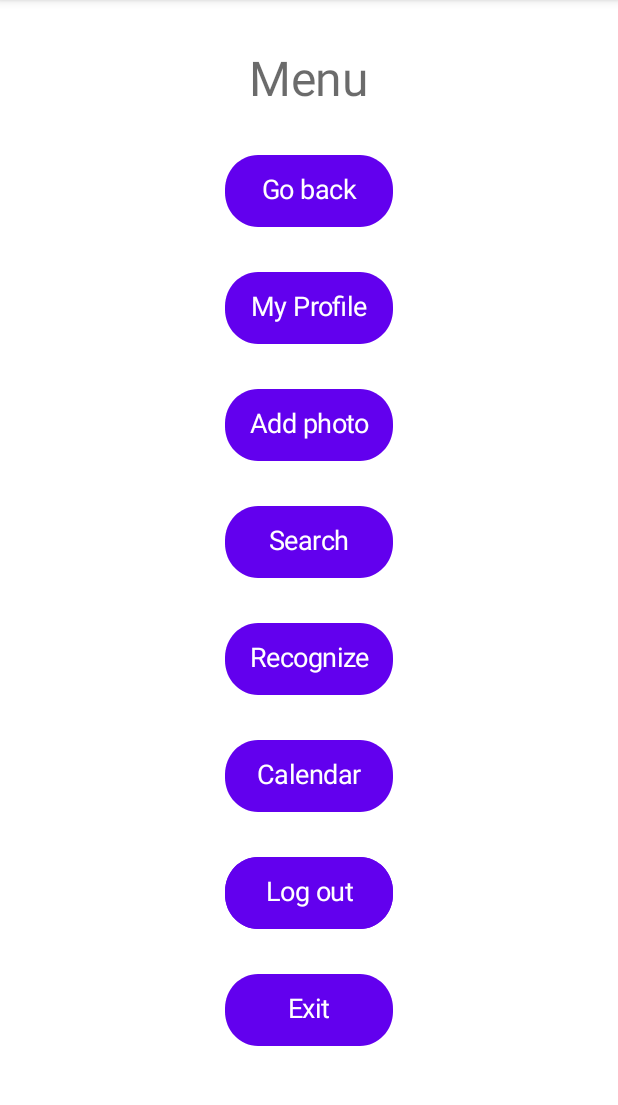
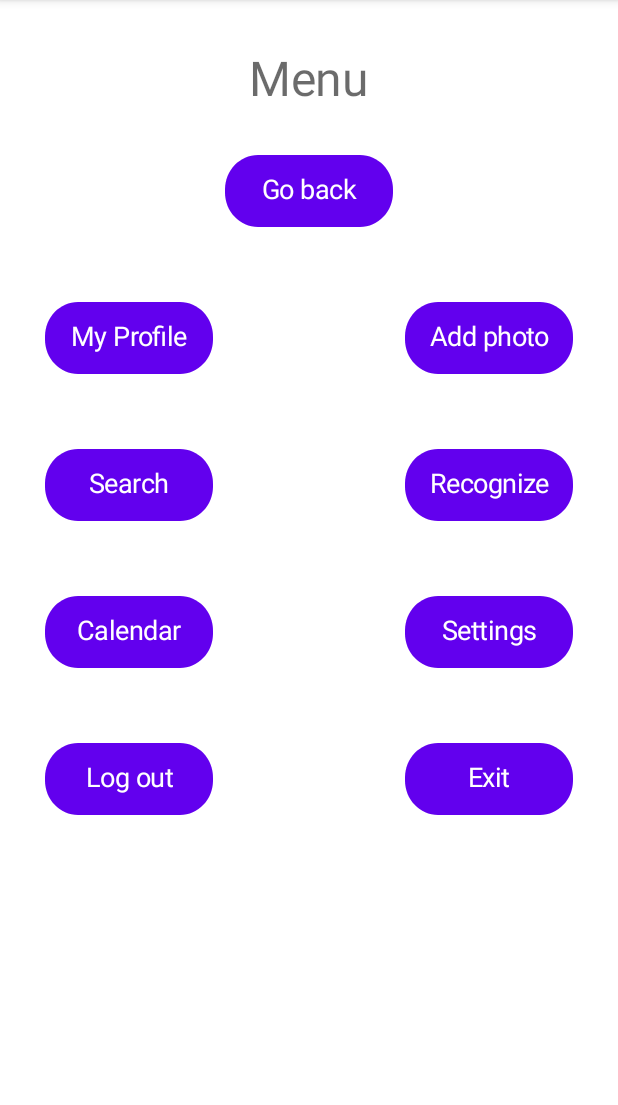
Before and after one commit to KonradBialek/ProjektZespolowy, an Android app: the NavigationActivity screen opened directly, with no data from a screen before it, on a phone screen of 412 x 824 dp, the part 84-1189 px from its top. Run offline under Robolectric (Android 15) with nearby library versions, the light colour scheme and no system bars.

Commit message:
Niestotna zmiana w wyglądzie

```diff
--- a/app/src/main/res/layout/activity_navigation.xml
+++ b/app/src/main/res/layout/activity_navigation.xml
@@ -38,8 +38,9 @@
         android:layout_width="wrap_content"
         android:layout_height="wrap_content"
         android:layout_below="@+id/back"
-        android:layout_centerHorizontal="true"
-        android:layout_marginTop="30dp"
+        android:layout_centerHorizontal="false"
+        android:layout_marginStart="30dp"
+        android:layout_marginTop="50dp"
         android:background="@drawable/button"
         android:gravity="center_horizontal|top"
         android:lineSpacingExtra="0sp"
@@ -51,9 +52,11 @@
         android:id="@+id/add_photo"
         android:layout_width="wrap_content"
         android:layout_height="wrap_content"
-        android:layout_below="@+id/my_profile"
-        android:layout_centerHorizontal="true"
-        android:layout_marginTop="30dp"
+        android:layout_below="@+id/back"
+        android:layout_alignParentEnd="true"
+        android:layout_centerHorizontal="false"
+        android:layout_marginTop="50dp"
+        android:layout_marginEnd="30dp"
         android:background="@drawable/button"
         android:gravity="center_horizontal|top"
         android:lineSpacingExtra="0sp"
@@ -65,9 +68,10 @@
         android:id="@+id/search"
         android:layout_width="wrap_content"
         android:layout_height="wrap_content"
-        android:layout_below="@+id/add_photo"
-        android:layout_centerHorizontal="true"
-        android:layout_marginTop="30dp"
+        android:layout_below="@+id/my_profile"
+        android:layout_centerHorizontal="false"
+        android:layout_marginStart="30dp"
+        android:layout_marginTop="50dp"
         android:background="@drawable/button"
         android:gravity="center_horizontal|top"
         android:lineSpacingExtra="0sp"
@@ -79,9 +83,11 @@
         android:id="@+id/recognize"
         android:layout_width="wrap_content"
         android:layout_height="wrap_content"
-        android:layout_below="@+id/search"
-        android:layout_centerHorizontal="true"
-        android:layout_marginTop="30dp"
+        android:layout_below="@+id/add_photo"
+        android:layout_alignParentEnd="true"
+        android:layout_centerHorizontal="false"
+        android:layout_marginTop="50dp"
+        android:layout_marginEnd="30dp"
         android:background="@drawable/button"
         android:gravity="center_horizontal|top"
         android:lineSpacingExtra="0sp"
@@ -93,9 +99,10 @@
         android:id="@+id/calendar"
         android:layout_width="wrap_content"
         android:layout_height="wrap_content"
-        android:layout_below="@+id/recognize"
-        android:layout_centerHorizontal="true"
-        android:layout_marginTop="30dp"
+        android:layout_below="@+id/search"
+        android:layout_centerHorizontal="false"
+        android:layout_marginStart="30dp"
+        android:layout_marginTop="50dp"
         android:background="@drawable/button"
         android:gravity="center_horizontal|top"
         android:lineSpacingExtra="0sp"
@@ -107,9 +114,11 @@
         android:id="@+id/settings"
         android:layout_width="wrap_content"
         android:layout_height="wrap_content"
-        android:layout_below="@+id/calendar"
-        android:layout_centerHorizontal="true"
-        android:layout_marginTop="30dp"
+        android:layout_below="@+id/recognize"
+        android:layout_alignParentEnd="true"
+        android:layout_centerHorizontal="false"
+        android:layout_marginTop="50dp"
+        android:layout_marginEnd="30dp"
         android:background="@drawable/button"
         android:gravity="center_horizontal|top"
         android:lineSpacingExtra="0sp"
@@ -122,8 +131,9 @@
         android:layout_width="wrap_content"
         android:layout_height="wrap_content"
         android:layout_below="@+id/calendar"
-        android:layout_centerHorizontal="true"
-        android:layout_marginTop="30dp"
+        android:layout_centerHorizontal="false"
+        android:layout_marginStart="30dp"
+        android:layout_marginTop="50dp"
         android:background="@drawable/button"
         android:gravity="center_horizontal|top"
         android:lineSpacingExtra="0sp"
@@ -135,9 +145,11 @@
         android:id="@+id/exit"
         android:layout_width="wrap_content"
         android:layout_height="wrap_content"
-        android:layout_below="@+id/log_out"
-        android:layout_centerHorizontal="true"
-        android:layout_marginTop="30dp"
+        android:layout_below="@+id/settings"
+        android:layout_alignParentEnd="true"
+        android:layout_centerHorizontal="false"
+        android:layout_marginTop="50dp"
+        android:layout_marginEnd="30dp"
         android:background="@drawable/button"
         android:gravity="center_horizontal|top"
         android:lineSpacingExtra="0sp"
```
